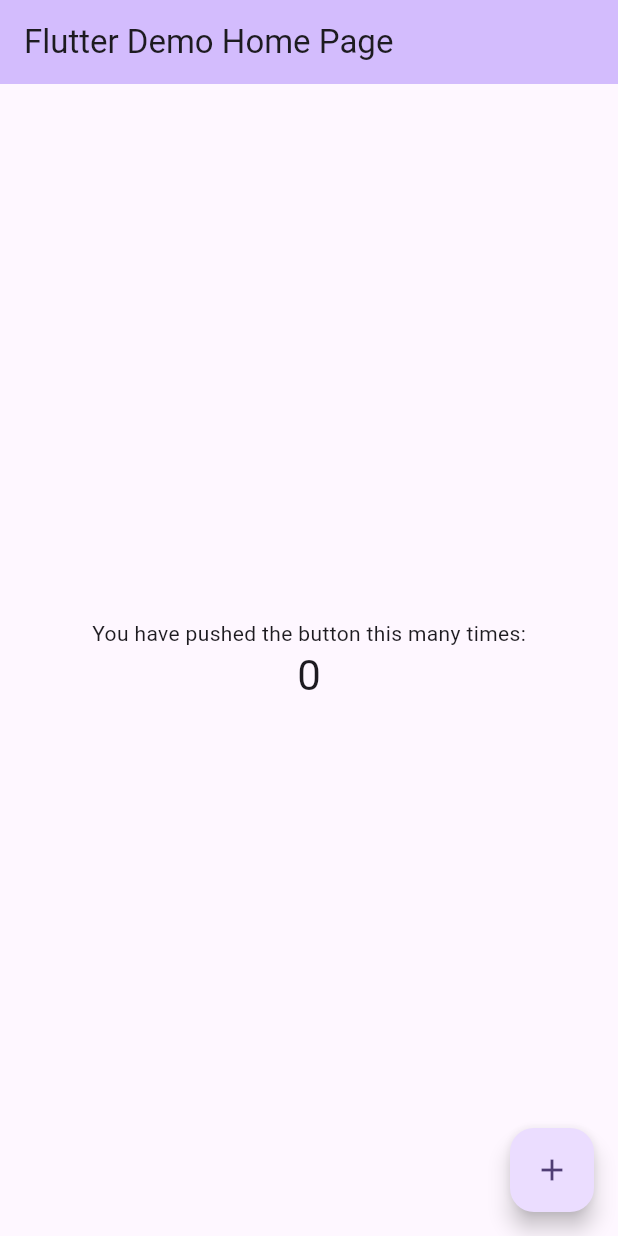
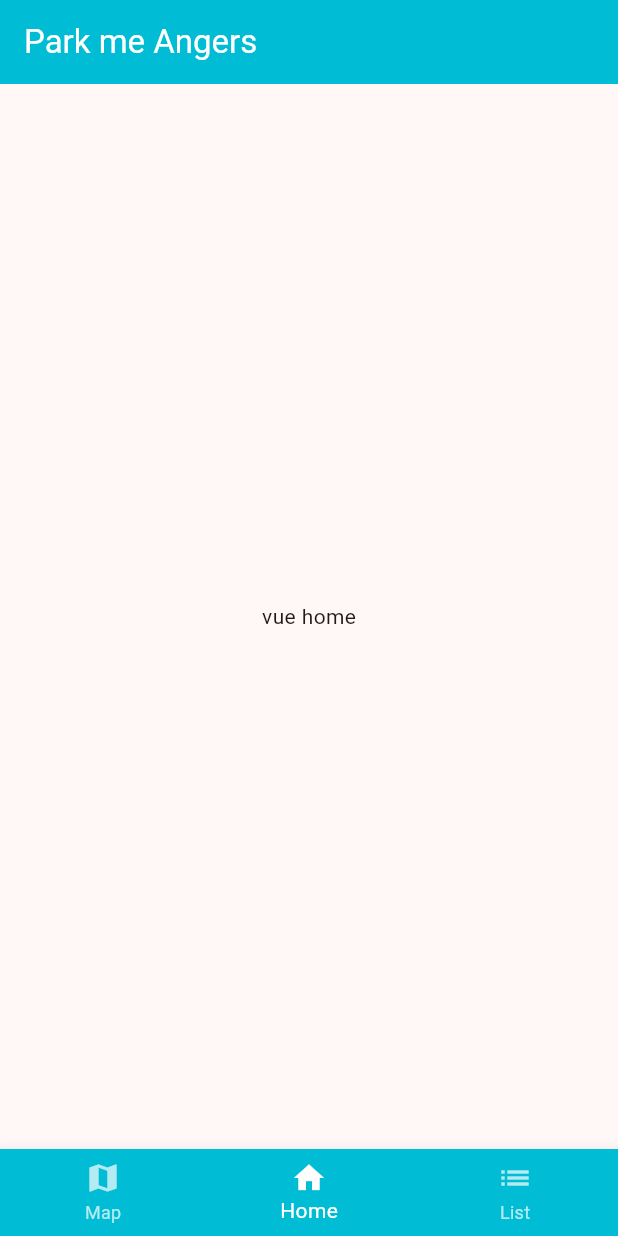
Before and after one commit to AurelieESEO/flutter_project, a Flutter app: the screen it shows after launch, on a phone screen of 412 x 824 dp. Run offline on Flutter 3.47's test engine with Material 3 defaults, Android fonts, the phone set to English and light mode, and no system bars.

Commit message:
navbar finished

```diff
--- a/lib/main.dart
+++ b/lib/main.dart
@@ -1,7 +1,13 @@
 import 'package:flutter/material.dart';
+import 'package:flutter_project/ui/screens/my_home.dart';
 
 void main() {
-  runApp(const MyApp());
+  // To use the SharePreferences before the runApp() method
+  WidgetsFlutterBinding.ensureInitialized();
+
+  runApp(
+    const MyApp(),
+  );
 }
 
 class MyApp extends StatelessWidget {
@@ -11,115 +17,13 @@ class MyApp extends StatelessWidget {
   @override
   Widget build(BuildContext context) {
     return MaterialApp(
-      title: 'Flutter Demo',
+      title: 'TP Flutter',
+      debugShowCheckedModeBanner: false,
       theme: ThemeData(
-        // This is the theme of your application.
-        //
-        // TRY THIS: Try running your application with "flutter run". You'll see
-        // the application has a blue toolbar. Then, without quitting the app,
-        // try changing the seedColor in the colorScheme below to Colors.green
-        // and then invoke "hot reload" (save your changes or press the "hot
-        // reload" button in a Flutter-supported IDE, or press "r" if you used
-        // the command line to start the app).
-        //
-        // Notice that the counter didn't reset back to zero; the application
-        // state is not lost during the reload. To reset the state, use hot
-        // restart instead.
-        //
-        // This works for code too, not just values: Most code changes can be
-        // tested with just a hot reload.
-        colorScheme: ColorScheme.fromSeed(seedColor: Colors.deepPurple),
+        colorScheme: ColorScheme.fromSeed(seedColor: Colors.red),
         useMaterial3: true,
       ),
-      home: const MyHomePage(title: 'Flutter Demo Home Page'),
+      home: const MyHome(),
     );
   }
 }
-
-class MyHomePage extends StatefulWidget {
-  const MyHomePage({super.key, required this.title});
-
-  // This widget is the home page of your application. It is stateful, meaning
-  // that it has a State object (defined below) that contains fields that affect
-  // how it looks.
-
-  // This class is the configuration for the state. It holds the values (in this
-  // case the title) provided by the parent (in this case the App widget) and
-  // used by the build method of the State. Fields in a Widget subclass are
-  // always marked "final".
-
-  final String title;
-
-  @override
-  State<MyHomePage> createState() => _MyHomePageState();
-}
-
-class _MyHomePageState extends State<MyHomePage> {
-  int _counter = 0;
-
-  void _incrementCounter() {
-    setState(() {
-      // This call to setState tells the Flutter framework that something has
-      // changed in this State, which causes it to rerun the build method below
-      // so that the display can reflect the updated values. If we changed
-      // _counter without calling setState(), then the build method would not be
-      // called again, and so nothing would appear to happen.
-      _counter++;
-    });
-  }
-
-  @override
-  Widget build(BuildContext context) {
-    // This method is rerun every time setState is called, for instance as done
-    // by the _incrementCounter method above.
-    //
-    // The Flutter framework has been optimized to make rerunning build methods
-    // fast, so that you can just rebuild anything that needs updating rather
-    // than having to individually change instances of widgets.
-    return Scaffold(
-      appBar: AppBar(
-        // TRY THIS: Try changing the color here to a specific color (to
-        // Colors.amber, perhaps?) and trigger a hot reload to see the AppBar
-        // change color while the other colors stay the same.
-        backgroundColor: Theme.of(context).colorScheme.inversePrimary,
-        // Here we take the value from the MyHomePage object that was created by
-        // the App.build method, and use it to set our appbar title.
-        title: Text(widget.title),
-      ),
-      body: Center(
-        // Center is a layout widget. It takes a single child and positions it
-        // in the middle of the parent.
-        child: Column(
-          // Column is also a layout widget. It takes a list of children and
-          // arranges them vertically. By default, it sizes itself to fit its
-          // children horizontally, and tries to be as tall as its parent.
-          //
-          // Column has various properties to control how it sizes itself and
-          // how it positions its children. Here we use mainAxisAlignment to
-          // center the children vertically; the main axis here is the vertical
-          // axis because Columns are vertical (the cross axis would be
-          // horizontal).
-          //
-          // TRY THIS: Invoke "debug painting" (choose the "Toggle Debug Paint"
-          // action in the IDE, or press "p" in the console), to see the
-          // wireframe for each widget.
-          mainAxisAlignment: MainAxisAlignment.center,
-          children: <Widget>[
-            const Text(
-              'You have pushed the button this many times:',
-            ),
-            Text(
-              '$_counter',
-              style: Theme.of(context).textTheme.headlineMedium,
-            ),
-          ],
-        ),
-      ),
-      floatingActionButton: FloatingActionButton(
-        onPressed: _incrementCounter,
-        tooltip: 'Increment',
-        child: const Icon(Icons.add),
-      ), // This trailing comma makes auto-formatting nicer for build methods.
-    );
-  }
-}
--- /dev/null
+++ b/lib/ui/screens/home.dart
@@ -0,0 +1,21 @@
+import 'package:flutter/material.dart';
+
+class HomePage extends StatefulWidget {
+  const HomePage({Key? key}) : super(key: key);
+
+  @override
+  HomePageState createState() => HomePageState();
+}
+
+class HomePageState extends State<HomePage> {
+
+  @override
+  Widget build(BuildContext context) {
+    return const Scaffold(
+      body:
+      Center(
+        child: Text("vue home"),
+      ),
+    );
+  }
+}
--- /dev/null
+++ b/lib/ui/screens/my_home.dart
@@ -0,0 +1,60 @@
+import 'package:flutter/material.dart';
+import 'package:flutter_project/ui/screens/home.dart';
+import 'package:flutter_project/ui/screens/list.dart';
+import 'package:flutter_project/ui/screens/map.dart';
+
+class MyHome extends StatefulWidget {
+  const MyHome({Key? key}) : super(key: key);
+
+  @override
+  MyHomeState createState() => MyHomeState();
+}
+
+class MyHomeState extends State<MyHome> {
+  int _currentIndex = 1;
+
+  final List<Widget> _pages = [
+    const MapPage(),
+    const HomePage(),
+    const ListPage(),
+  ];
+
+  @override
+  Widget build(BuildContext context) {
+    return Scaffold(
+      appBar: AppBar(
+        title: const Text("Park me Angers"),
+        backgroundColor: Colors.cyan,
+        foregroundColor: Colors.white,
+      ),
+      body: IndexedStack(
+        index: _currentIndex,
+        children: _pages,
+      ),
+      bottomNavigationBar: BottomNavigationBar(
+        currentIndex: _currentIndex,
+        onTap: (index) {
+          setState(() {
+            _currentIndex = index;
+          });
+        },
+        selectedItemColor: Colors.white,
+        unselectedItemColor: Colors.white70,
+        backgroundColor: Colors.cyan,
+        items: const [
+          BottomNavigationBarItem(
+            icon: Icon(Icons.map),
+            label: 'Map',
+          ),
+          BottomNavigationBarItem(
+            icon: Icon(Icons.home),
+            label: 'Home',
+          ),
+          BottomNavigationBarItem(
+              icon: Icon(Icons.list),
+              label: 'List'
+          )],
+      ),
+    );
+  }
+}
```
Also changed, not shown: lib/ui/screens/list.dart (added, +21 -0 lines), lib/ui/screens/map.dart (added, +21 -0 lines).
